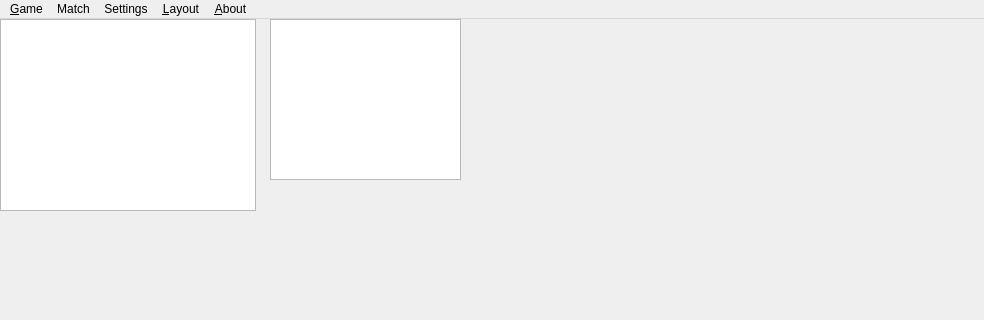
gwolffgang/Oni, file mainwindow.ui: the form before one commit; both pictures show x 0 to 984 and y 0 to 320 of the 984 by 522 pixel window.
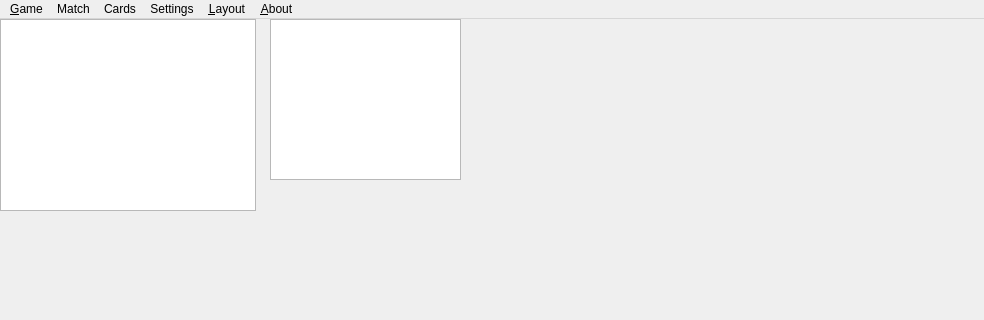
The form after the commit.

What changed in the file:
```diff
--- a/mainwindow.ui
+++ b/mainwindow.ui
@@ -109,8 +109,19 @@
     <addaction name="menuGo_to"/>
     <addaction name="actionResign"/>
    </widget>
+   <widget class="QMenu" name="menuCards">
+    <property name="title">
+     <string>Cards</string>
+    </property>
+    <addaction name="actionBasisGame"/>
+    <addaction name="actionSenseisPath"/>
+    <addaction name="actionGoatSheep"/>
+    <addaction name="separator"/>
+    <addaction name="actionCustomize"/>
+   </widget>
    <addaction name="menuGame"/>
    <addaction name="menuMatch"/>
+   <addaction name="menuCards"/>
    <addaction name="menuSettings"/>
    <addaction name="menuLayout"/>
    <addaction name="menuAbout"/>
```
Left out of the diff: 57 changed lines with no effect on the pictures.
